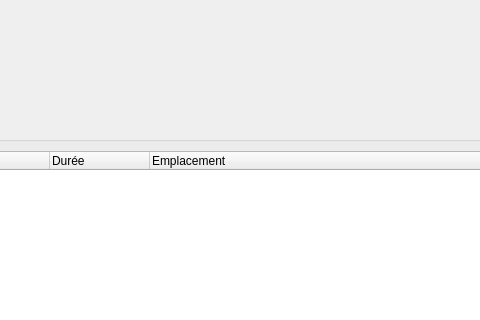
First picture: the form in src/machincast/interface/ui/fiche_banque.ui, repository dascritch/machincast, before the edit; both pictures show x 437 to 917 and y 169 to 489 of the 1100 by 700 pixel window.
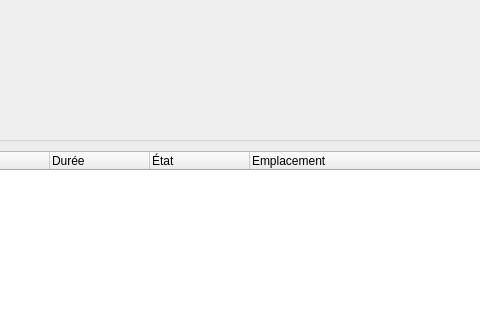
Second picture: the form after the edit.

```diff
--- a/src/machincast/interface/ui/fiche_banque.ui
+++ b/src/machincast/interface/ui/fiche_banque.ui
@@ -324,6 +324,11 @@
             <string>Durée</string>
            </property>
           </column>
+          <column>
+           <property name="text">
+            <string>État</string>
+           </property>
+          </column>
           <column>
            <property name="text">
             <string>Emplacement</string>
```
Left out of the diff: 2 changed lines with no effect on the pictures.
